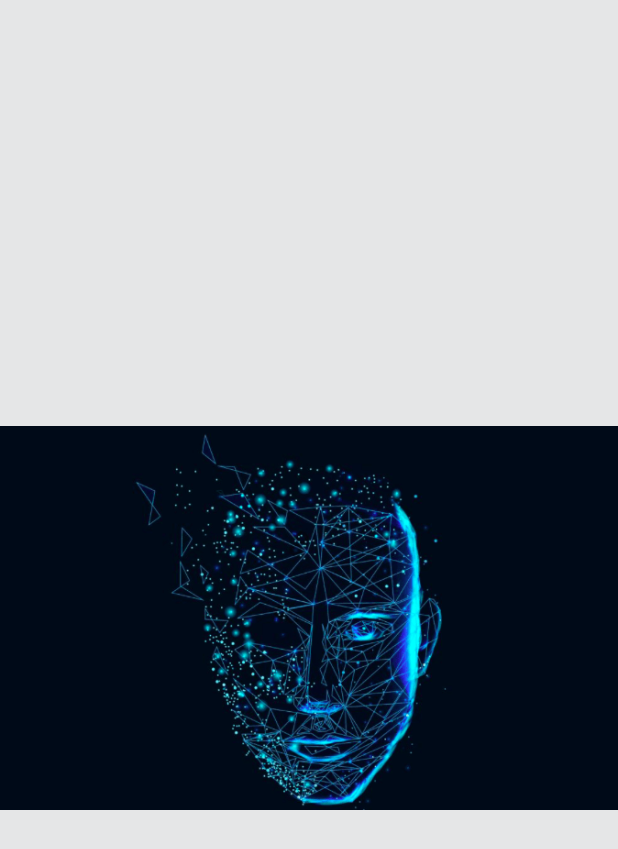
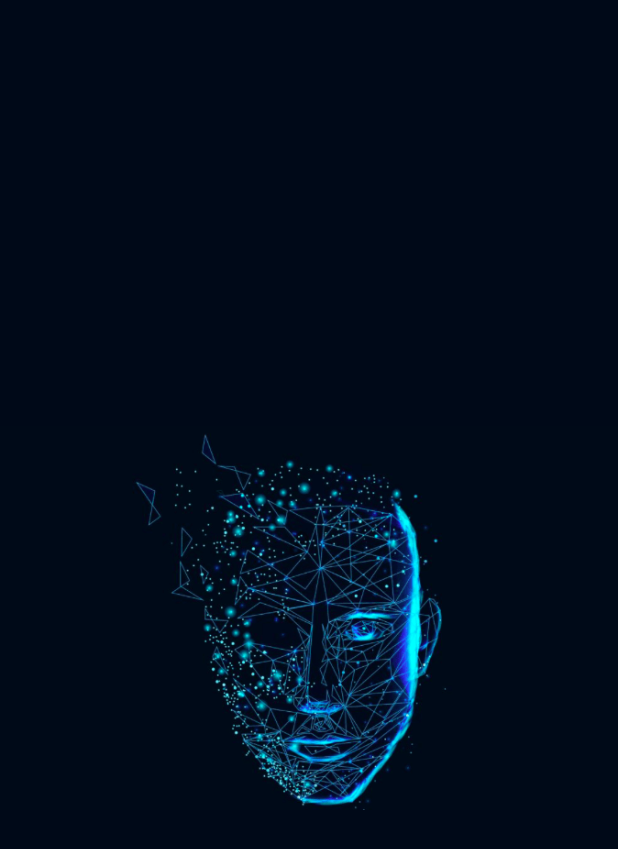
Before and after one commit to lfendji/SMS-Gateway, a Flutter app: the screen it shows after launch, on a phone screen of 412 x 824 dp. Shown: the top 849 px of the screen. Run offline on Flutter 3.47's test engine with Material 2 defaults, Android fonts, the phone set to English and light mode, and no system bars; our stand-ins replace fluttertoast, get; missing offline and left inert: sms.

Commit message:
added custom color

```diff
--- a/lib/main.dart
+++ b/lib/main.dart
@@ -26,13 +26,12 @@ class _MyAppState extends State<MyApp> {
     return GetMaterialApp(
       debugShowCheckedModeBanner: false,
       home: Scaffold(
-        backgroundColor: Color.fromRGBO(0, 9, 24, 0.1),
+        // backgroundColor: Color.fromRGBO(147, 214, 233, 1),
+        backgroundColor: Color.fromRGBO(0, 9, 24, 1),
         body: Center(
           child: Column(
             mainAxisAlignment: MainAxisAlignment.center,
-            children: <Widget>[
-              Image.asset("assets/face.png"),
-            ],
+            children: <Widget>[Image.asset("assets/face.png")],
           ),
         ),
       ),
```
Also changed, not shown: assets/IA.jpg (added).
